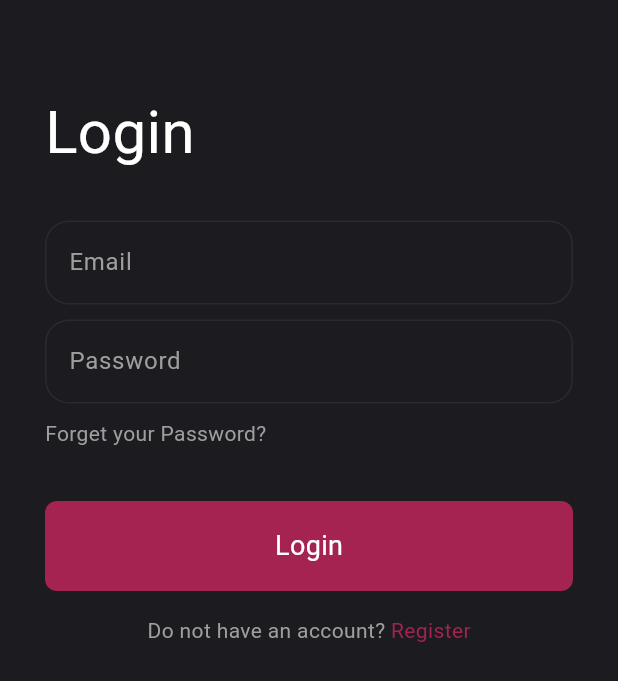
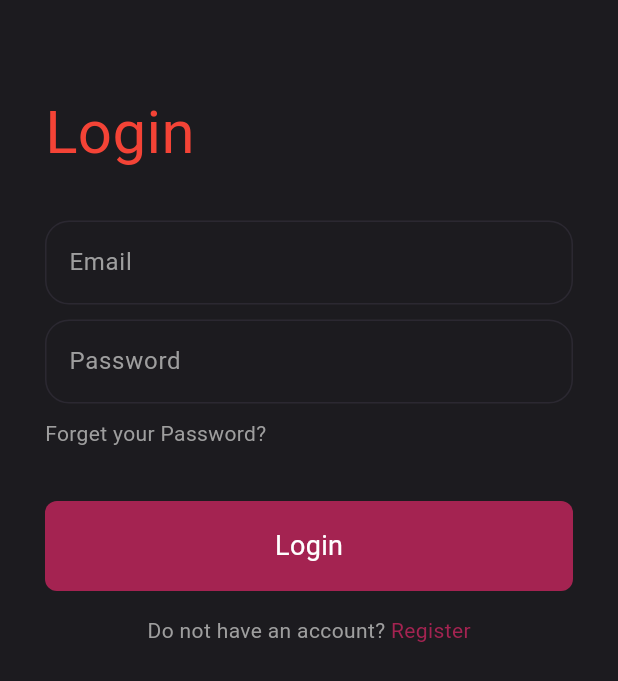
Before and after one commit to majdmari/fixit, a Flutter app: the screen it shows after launch, on a phone screen of 412 x 824 dp. Shown: the top 681 px of the screen. Run offline on Flutter 3.47's test engine with Material 3 defaults, Android fonts, the phone set to English and light mode, and no system bars; our stand-ins replace dropdown_search.

Commit message:
color change

```diff
--- a/lib/screens/login_screen.dart
+++ b/lib/screens/login_screen.dart
@@ -26,7 +26,7 @@ class LoginScreen extends StatelessWidget {
                   child: Text(
                     'Login',
                     style: TextStyle(
-                      color: KWhite,
+                      color: Colors.red,
                       fontSize: 40,
                     ),
                   ),
```
